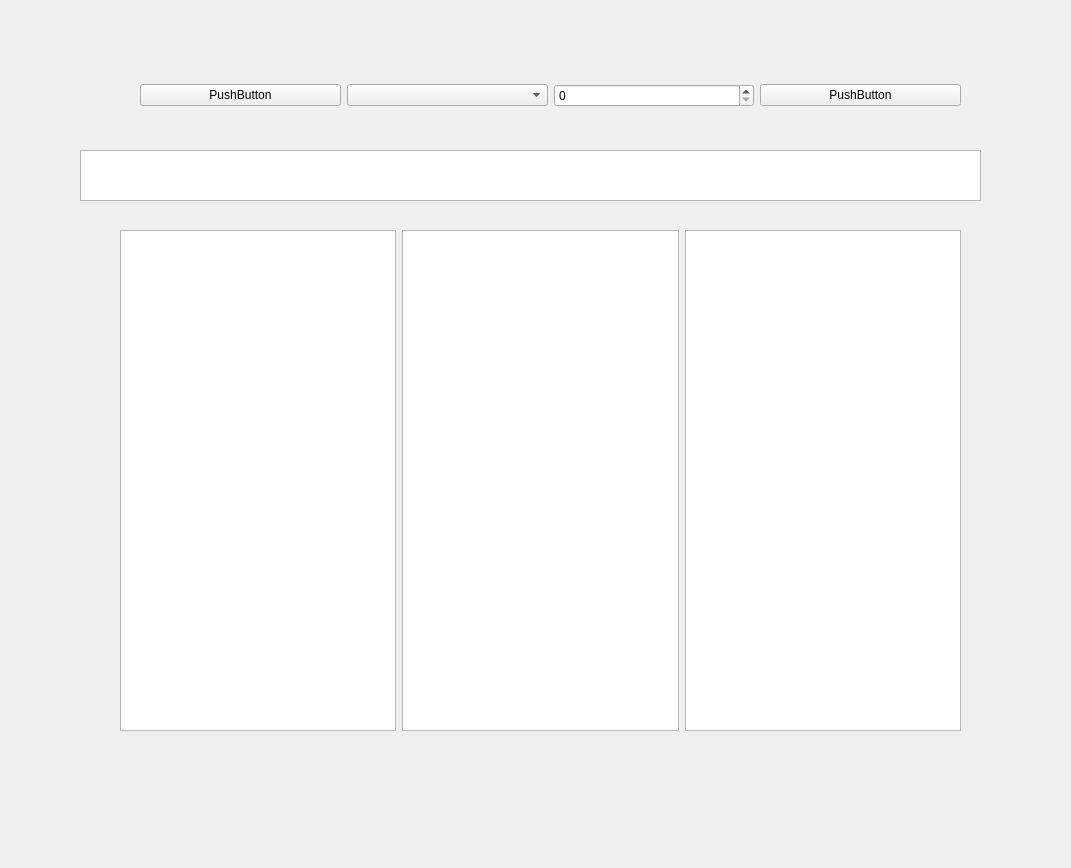
The window that UI/IO_ui.ui (Fotiligner/OSproject) describes before a commit, drawn with Qt 5.
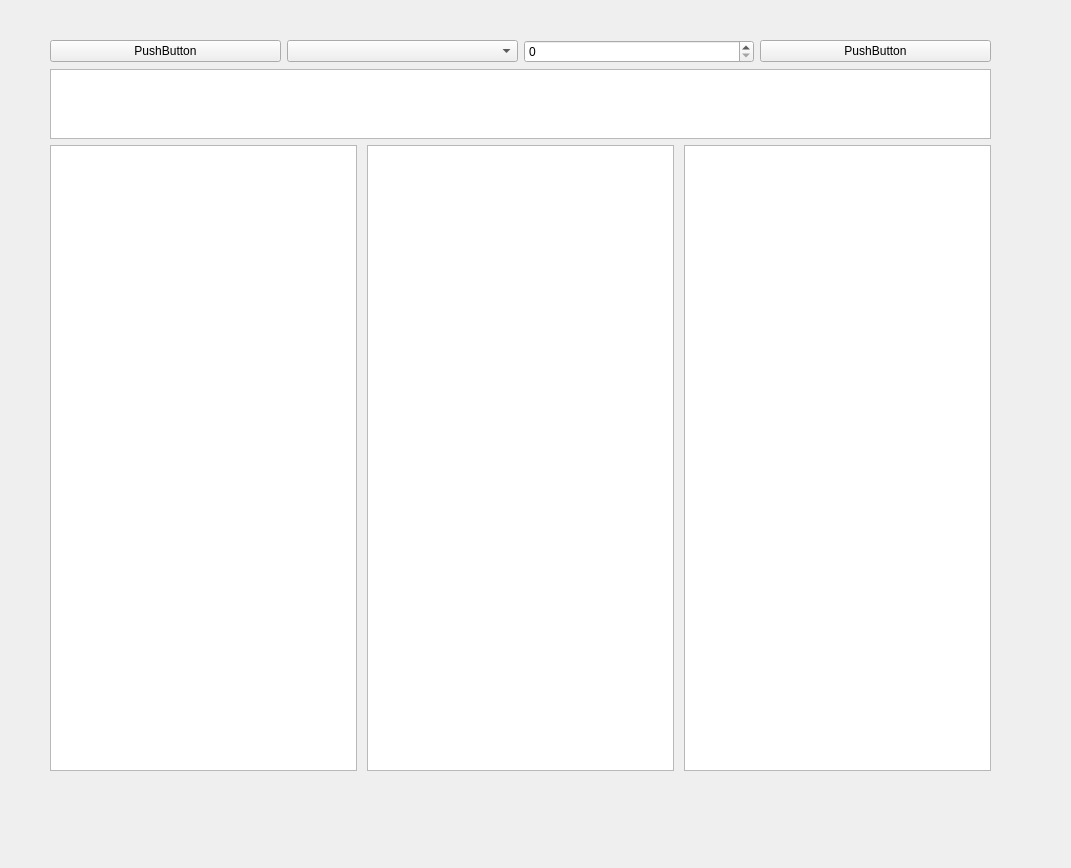
The same window after the commit.

Commit message: IO界面小更新

Patch:
```diff
--- a/UI/IO_ui.ui
+++ b/UI/IO_ui.ui
@@ -16,12 +16,14 @@
   <widget class="QWidget" name="horizontalLayoutWidget_2">
    <property name="geometry">
     <rect>
-     <x>140</x>
-     <y>50</y>
-     <width>821</width>
-     <height>91</height>
+     <x>50</x>
+     <y>40</y>
+     <width>941</width>
+     <height>731</height>
     </rect>
    </property>
+   <layout class="QVBoxLayout" name="verticalLayout_3" stretch="3,1,12">
+    <item>
    <layout class="QHBoxLayout" name="horizontalLayout_2">
     <item>
      <widget class="QPushButton" name="pushButton">
@@ -44,17 +46,15 @@
      </widget>
     </item>
    </layout>
-  </widget>
-  <widget class="QWidget" name="horizontalLayoutWidget">
-   <property name="geometry">
-    <rect>
-     <x>120</x>
-     <y>230</y>
-     <width>841</width>
-     <height>501</height>
-    </rect>
-   </property>
-   <layout class="QHBoxLayout" name="horizontalLayout">
+    </item>
+    <item>
+     <widget class="QTextBrowser" name="textBrowser"/>
+    </item>
+    <item>
+     <layout class="QHBoxLayout" name="horizontalLayout" stretch="0,0,0">
+      <property name="spacing">
+       <number>10</number>
+      </property>
     <item>
      <widget class="QTableWidget" name="tableWidget"/>
     </item>
@@ -65,16 +65,8 @@
      <widget class="QTableWidget" name="tableWidget_3"/>
     </item>
    </layout>
-  </widget>
-  <widget class="QTextBrowser" name="textBrowser">
-   <property name="geometry">
-    <rect>
-     <x>80</x>
-     <y>150</y>
-     <width>901</width>
-     <height>51</height>
-    </rect>
-   </property>
+    </item>
+   </layout>
   </widget>
  </widget>
  <resources/>
```
Left out of the diff: 6 changed lines with no effect on the pictures. Lines whose indentation alone changed are shown as unchanged. The commit also changes 4 other files.
